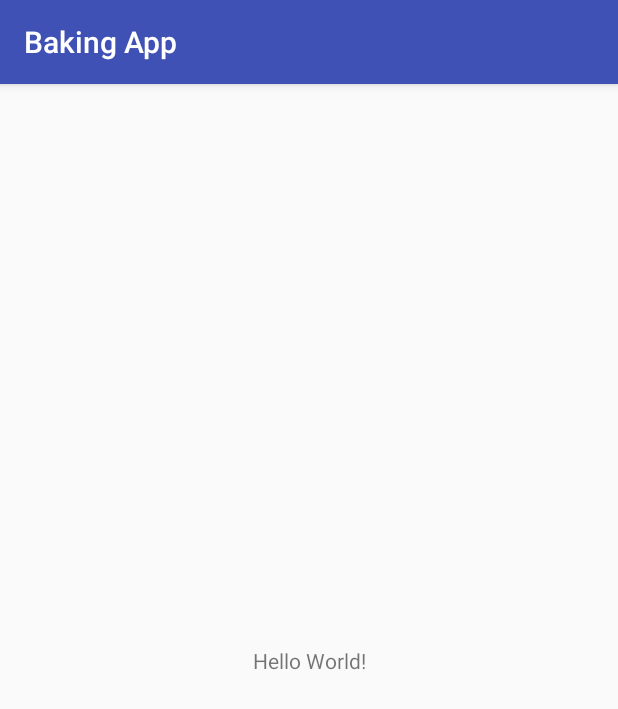
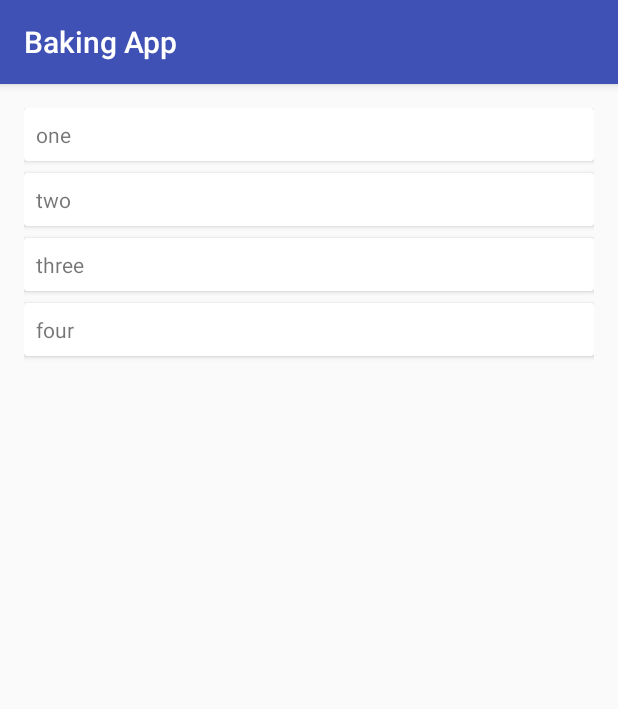
Before and after one commit to todaduc/BakingApp, an Android app: the screen it shows after launch (MainActivity), on a phone screen of 412 x 824 dp. Shown: the top 709 px of the screen. Run offline under Robolectric (Android 15) with nearby library versions, the phone set to English and light mode, and no system bars.

Commit message:
added fragments ui

```diff
--- a/app/build.gradle
+++ b/app/build.gradle
@@ -29,4 +29,5 @@ dependencies {
     testCompile 'junit:junit:4.12'
     compile 'com.jakewharton:butterknife:8.8.1'
     annotationProcessor 'com.jakewharton:butterknife-compiler:8.8.1'
+    compile 'com.android.support:cardview-v7:25.3.1'
 }
--- a/app/src/main/AndroidManifest.xml
+++ b/app/src/main/AndroidManifest.xml
@@ -11,14 +11,14 @@
         android:roundIcon="@mipmap/ic_launcher_round"
         android:supportsRtl="true"
         android:theme="@style/AppTheme">
-        <activity android:name=".MainActivity">
+        <activity android:name=".ui.MainActivity">
             <intent-filter>
                 <action android:name="android.intent.action.MAIN" />
 
                 <category android:name="android.intent.category.LAUNCHER" />
             </intent-filter>
         </activity>
-        <activity android:name=".RecipeDetailActivity"></activity>
+        <activity android:name=".ui.RecipeDetailActivity"></activity>
     </application>
 
 </manifest>
--- a/app/src/main/java/com/todaduc/bakingapp/Entities/Recipe.java
+++ b/app/src/main/java/com/todaduc/bakingapp/entities/Recipe.java
@@ -1,4 +1,4 @@
-package com.todaduc.bakingapp.Entities;
+package com.todaduc.bakingapp.entities;
 
 import android.os.Parcel;
 import android.os.Parcelable;
@@ -9,8 +9,18 @@ import android.os.Parcelable;
 
 public class Recipe implements Parcelable{
 
+    private long id;
+    private String name;
+
+
+    public Recipe(long id, String name) {
+        this.id = id;
+        this.name = name;
+    }
+
     private Recipe(Parcel in){
-
+        id = in.readLong();
+        name = in.readString();
     }
 
     public static final Creator<Recipe> CREATOR = new Creator<Recipe>() {
@@ -32,5 +42,15 @@ public class Recipe implements Parcelable{
 
     @Override
     public void writeToParcel(Parcel parcel, int i) {
+        parcel.writeLong(id);
+        parcel.writeString(name);
+    }
+
+    public long getId() {
+        return id;
+    }
+
+    public String getName() {
+        return name;
     }
 }
--- a/app/src/main/java/com/todaduc/bakingapp/RecipeDetailActivity.java
+++ b/app/src/main/java/com/todaduc/bakingapp/ui/MainActivity.java
@@ -1,13 +1,17 @@
-package com.todaduc.bakingapp;
+package com.todaduc.bakingapp.ui;
 
 import android.support.v7.app.AppCompatActivity;
 import android.os.Bundle;
 
-public class RecipeDetailActivity extends AppCompatActivity {
+import com.todaduc.bakingapp.R;
+
+public class MainActivity extends AppCompatActivity {
 
     @Override
     protected void onCreate(Bundle savedInstanceState) {
         super.onCreate(savedInstanceState);
-        setContentView(R.layout.activity_recipe_detail);
+        setContentView(R.layout.activity_main);
     }
+
+
 }
--- a/app/src/main/java/com/todaduc/bakingapp/MainActivity.java
+++ b/app/src/main/java/com/todaduc/bakingapp/ui/RecipeDetailActivity.java
@@ -1,13 +1,15 @@
-package com.todaduc.bakingapp;
+package com.todaduc.bakingapp.ui;
 
 import android.support.v7.app.AppCompatActivity;
 import android.os.Bundle;
 
-public class MainActivity extends AppCompatActivity {
+import com.todaduc.bakingapp.R;
+
+public class RecipeDetailActivity extends AppCompatActivity {
 
     @Override
     protected void onCreate(Bundle savedInstanceState) {
         super.onCreate(savedInstanceState);
-        setContentView(R.layout.activity_main);
+        setContentView(R.layout.activity_recipe_detail);
     }
 }
--- /dev/null
+++ b/app/src/main/java/com/todaduc/bakingapp/ui/RecipeListAdapter.java
@@ -0,0 +1,59 @@
+package com.todaduc.bakingapp.ui;
+
+import android.content.Context;
+import android.nfc.cardemulation.CardEmulation;
+import android.support.v7.widget.CardView;
+import android.view.LayoutInflater;
+import android.view.View;
+import android.view.ViewGroup;
+import android.widget.BaseAdapter;
+import android.widget.EditText;
+import android.widget.GridView;
+import android.widget.TextView;
+
+import com.todaduc.bakingapp.R;
+import com.todaduc.bakingapp.entities.Recipe;
+
+import java.util.List;
+
+/**
+ * Created by Themener on 8/23/17.
+ */
+
+public class RecipeListAdapter  extends BaseAdapter{
+
+    private Context context;
+    private List<Recipe> recipes;
+    public RecipeListAdapter(Context context, List<Recipe> recipeList) {
+        this.context = context;
+        this.recipes = recipeList;
+    }
+
+    @Override
+    public int getCount() {
+        return recipes.size();
+    }
+
+    @Override
+    public Object getItem(int i) {
+        return null;
+    }
+
+    @Override
+    public long getItemId(int i) {
+        return 0;
+    }
+
+    public View getView (final  int position, View convertView, ViewGroup parent){
+
+        if (convertView == null) {
+            LayoutInflater inflater = LayoutInflater.from(context);
+
+           convertView = inflater.inflate(R.layout.fragment_recipe, parent, false);
+        }
+
+        ((TextView)convertView.findViewById(R.id.info_text)).setText(recipes.get(position).getName());
+        // Set the image resource and return the newly created ImageView
+        return convertView;
+    }
+}
--- /dev/null
+++ b/app/src/main/java/com/todaduc/bakingapp/ui/RecipeListFragment.java
@@ -0,0 +1,48 @@
+package com.todaduc.bakingapp.ui;
+
+import android.os.Bundle;
+import android.support.annotation.Nullable;
+import android.support.v4.app.Fragment;
+import android.view.LayoutInflater;
+import android.view.View;
+import android.view.ViewGroup;
+import android.widget.GridView;
+
+import com.todaduc.bakingapp.R;
+import com.todaduc.bakingapp.entities.Recipe;
+
+import java.util.ArrayList;
+import java.util.List;
+
+/**
+ * Created by Themener on 8/23/17.
+ */
+
+public class RecipeListFragment extends Fragment {
+
+    List<Recipe> listRecipe = new ArrayList<>();
+
+    {
+        listRecipe.add(new Recipe(1,"one"));
+        listRecipe.add(new Recipe(1,"two"));
+        listRecipe.add(new Recipe(1,"three"));
+        listRecipe.add(new Recipe(1,"four"));
+    }
+
+    public RecipeListFragment() {
+    }
+
+    @Nullable
+    @Override
+    public View onCreateView(LayoutInflater inflater, @Nullable ViewGroup container, @Nullable Bundle savedInstanceState) {
+
+        final View rootView = inflater.inflate(R.layout.fragment_recipe_list,container, false);
+
+        GridView gridView = (GridView)rootView.findViewById(R.id.recipe_grid_view);
+
+        RecipeListAdapter recipeListAdapter = new RecipeListAdapter(getContext(), listRecipe);
+
+        gridView.setAdapter(recipeListAdapter);
+        return  rootView;
+    }
+}
--- a/app/src/main/java/com/todaduc/bakingapp/Utilities/JsonUtils.java
+++ b/app/src/main/java/com/todaduc/bakingapp/utilities/JsonUtils.java
@@ -1,7 +1,7 @@
-package com.todaduc.bakingapp.Utilities;
+package com.todaduc.bakingapp.utilities;
 
 import android.content.Context;
-import com.todaduc.bakingapp.Entities.Recipe;
+import com.todaduc.bakingapp.entities.Recipe;
 import org.json.JSONException;
 import java.util.List;
 /**
--- a/app/src/main/java/com/todaduc/bakingapp/Utilities/NetworkUtils.java
+++ b/app/src/main/java/com/todaduc/bakingapp/utilities/NetworkUtils.java
@@ -1,4 +1,4 @@
-package com.todaduc.bakingapp.Utilities;
+package com.todaduc.bakingapp.utilities;
 
 import android.net.Uri;
 
--- a/app/src/main/res/layout/activity_main.xml
+++ b/app/src/main/res/layout/activity_main.xml
@@ -1,18 +1,9 @@
 <?xml version="1.0" encoding="utf-8"?>
-<android.support.constraint.ConstraintLayout xmlns:android="http://schemas.android.com/apk/res/android"
-    xmlns:app="http://schemas.android.com/apk/res-auto"
+<fragment
+    xmlns:android="http://schemas.android.com/apk/res/android"
     xmlns:tools="http://schemas.android.com/tools"
     android:layout_width="match_parent"
     android:layout_height="match_parent"
-    tools:context="com.todaduc.bakingapp.MainActivity">
-
-    <TextView
-        android:layout_width="wrap_content"
-        android:layout_height="wrap_content"
-        android:text="Hello World!"
-        app:layout_constraintBottom_toBottomOf="parent"
-        app:layout_constraintLeft_toLeftOf="parent"
-        app:layout_constraintRight_toRightOf="parent"
-        app:layout_constraintTop_toTopOf="parent" />
-
-</android.support.constraint.ConstraintLayout>
+    android:name="com.todaduc.bakingapp.ui.RecipeListFragment"
+    android:id="@+id/recipe_list_fragment"
+  />
--- a/app/src/main/res/layout/activity_recipe_detail.xml
+++ b/app/src/main/res/layout/activity_recipe_detail.xml
@@ -4,6 +4,6 @@
     xmlns:tools="http://schemas.android.com/tools"
     android:layout_width="match_parent"
     android:layout_height="match_parent"
-    tools:context="com.todaduc.bakingapp.RecipeDetailActivity">
+    tools:context="com.todaduc.bakingapp.ui.RecipeDetailActivity">
 
 </android.support.constraint.ConstraintLayout>
--- /dev/null
+++ b/app/src/main/res/layout/fragment_recipe.xml
@@ -0,0 +1,18 @@
+<?xml version="1.0" encoding="utf-8"?>
+<android.support.v7.widget.CardView
+    xmlns:android="http://schemas.android.com/apk/res/android"
+    android:layout_width="match_parent"
+    android:layout_height="wrap_content"
+    android:id="@+id/recipe_card_view"
+    >
+
+    <TextView
+        xmlns:android="http://schemas.android.com/apk/res/android"
+        android:layout_margin="8dp"
+        android:id="@+id/info_text"
+        android:layout_width="match_parent"
+        android:layout_height="match_parent"
+        android:text="Hello World!"
+        />
+
+</android.support.v7.widget.CardView>
--- /dev/null
+++ b/app/src/main/res/layout/fragment_recipe_list.xml
@@ -0,0 +1,17 @@
+<?xml version="1.0" encoding="utf-8"?>
+<GridView
+    xmlns:android="http://schemas.android.com/apk/res/android"
+    android:id="@+id/recipe_grid_view"
+    android:layout_width="match_parent"
+    android:layout_height="wrap_content"
+    android:adjustViewBounds="true"
+    android:columnWidth="180dp"
+    android:gravity="center"
+    android:horizontalSpacing="8dp"
+    android:numColumns="1"
+    android:padding="16dp"
+    android:stretchMode="columnWidth"
+    android:verticalSpacing="8dp">
+    >
+
+</GridView>
```
